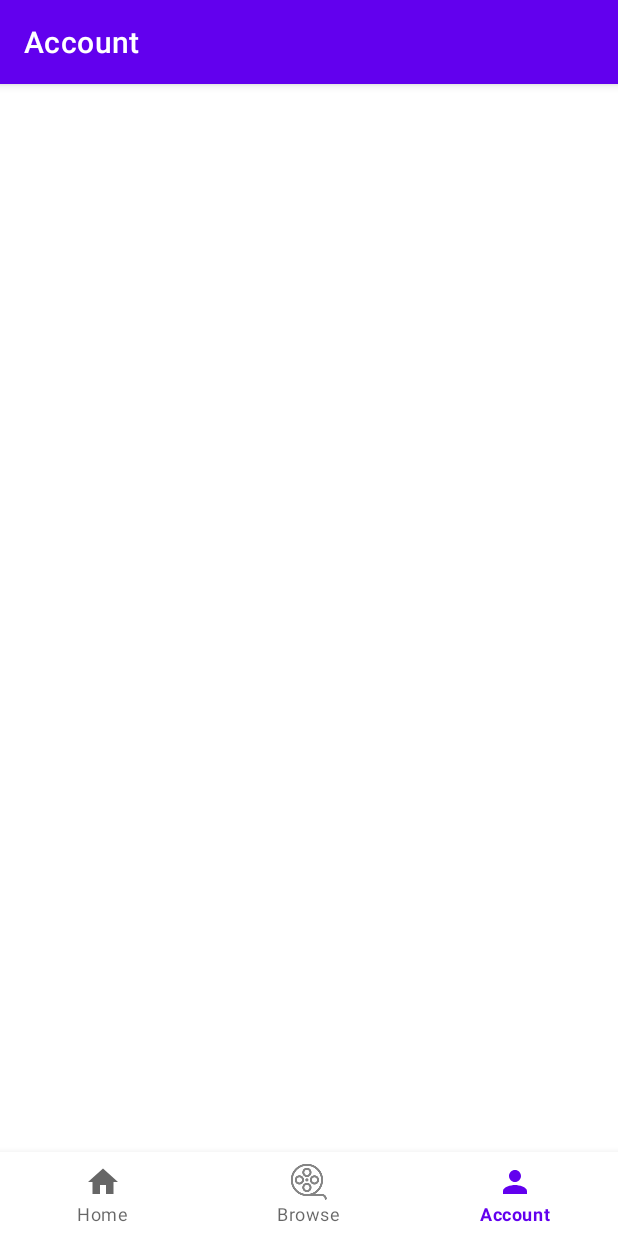
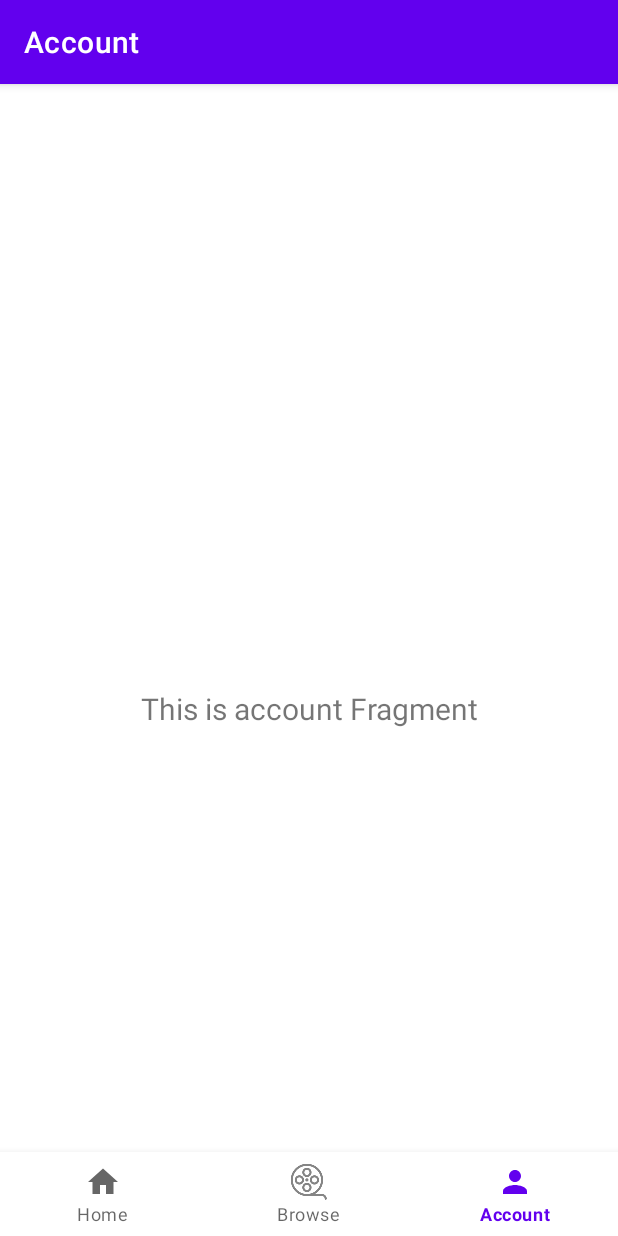
Before and after one commit to UNH-Android-Fall23/What2Watch-Svitlik-Odunsi-F23, an Android app: the AccountFragment screen opened through its navigation route, on a phone screen of 412 x 824 dp. Run offline under Robolectric (Android 15) with nearby library versions, the phone set to English and light mode, and no system bars; our stand-ins replace navigation-ui; Roboto replaces fonts that are not available here.

Commit message:
Small change - accidently deleted part of the account fragment

```diff
--- a/app/src/main/res/layout/fragment_account.xml
+++ b/app/src/main/res/layout/fragment_account.xml
@@ -6,4 +6,19 @@
     android:layout_height="match_parent"
     tools:context=".ui.account.AccountFragment">
 
+    <TextView
+        android:id="@+id/text_account"
+        android:layout_width="match_parent"
+        android:layout_height="wrap_content"
+        android:layout_marginStart="8dp"
+        android:layout_marginTop="8dp"
+        android:layout_marginEnd="8dp"
+        android:textAlignment="center"
+        android:textSize="20sp"
+        app:layout_constraintBottom_toBottomOf="parent"
+        app:layout_constraintEnd_toEndOf="parent"
+        app:layout_constraintStart_toStartOf="parent"
+        app:layout_constraintTop_toTopOf="parent" />
+
+
 </androidx.constraintlayout.widget.ConstraintLayout>
```
